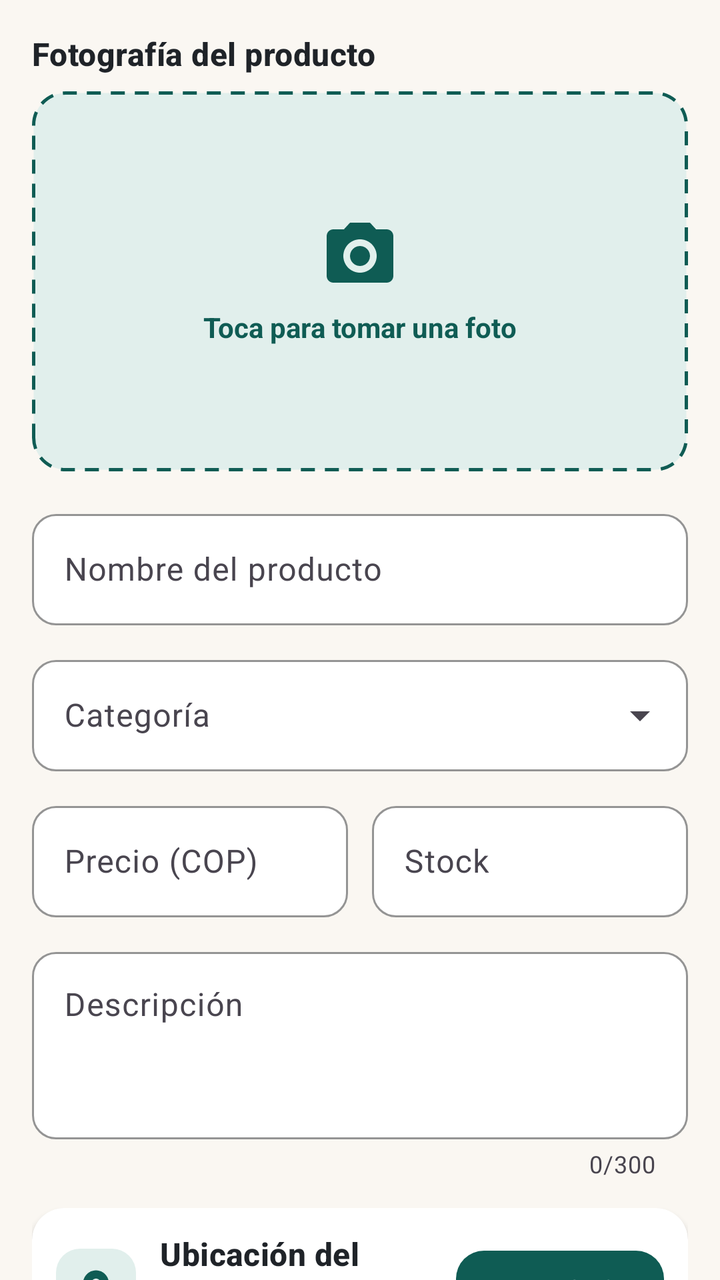
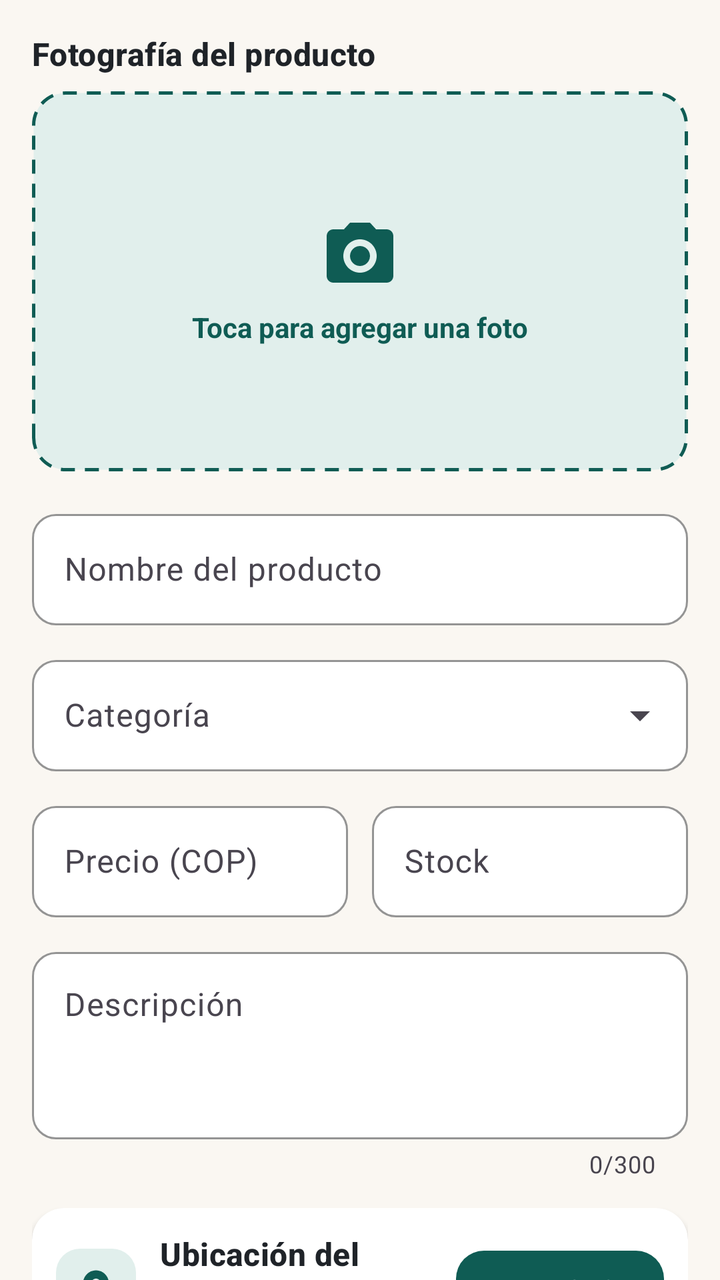

Before-and-after screenshots of an Android layout around one commit, followed by the original layout XML and the change that was made.
<!-- AndroidManifest.xml: application theme Theme.Tramas -->
<!-- res/layout/fragment_product_form.xml -->
<?xml version="1.0" encoding="utf-8"?>
<androidx.core.widget.NestedScrollView xmlns:android="http://schemas.android.com/apk/res/android"
    xmlns:app="http://schemas.android.com/apk/res-auto"
    android:layout_width="match_parent"
    android:layout_height="match_parent">

    <LinearLayout
        android:layout_width="match_parent"
        android:layout_height="wrap_content"
        android:orientation="vertical"
        android:padding="@dimen/screen_padding">

        <TextView
            android:layout_width="wrap_content"
            android:layout_height="wrap_content"
            android:text="@string/fotografia_del_producto"
            android:textAppearance="@style/TextAppearance.Tramas.Title" />

        <FrameLayout
            android:id="@+id/photoBox"
            android:layout_width="match_parent"
            android:layout_height="190dp"
            android:layout_marginTop="8dp"
            android:background="@drawable/bg_photo_placeholder"
            android:clickable="true"
            android:focusable="true">

            <com.google.android.material.imageview.ShapeableImageView
                android:id="@+id/imgPhoto"
                android:layout_width="match_parent"
                android:layout_height="match_parent"
                android:contentDescription="@string/product_photo"
                android:scaleType="centerCrop"
                app:shapeAppearanceOverlay="@style/ShapeAppearanceOverlay.Tramas.Rounded" />

            <LinearLayout
                android:id="@+id/photoHint"
                android:layout_width="wrap_content"
                android:layout_height="wrap_content"
                android:layout_gravity="center"
                android:gravity="center"
                android:orientation="vertical">

                <ImageView
                    android:layout_width="40dp"
                    android:layout_height="40dp"
                    android:contentDescription="@null"
                    android:src="@drawable/ic_camera"
                    app:tint="?attr/colorPrimary" />

                <TextView
                    android:layout_width="wrap_content"
                    android:layout_height="wrap_content"
                    android:layout_marginTop="6dp"
                    android:text="@string/toca_para_tomar_una_foto"
                    android:textColor="?attr/colorPrimary"
                    android:textStyle="bold" />
            </LinearLayout>
        </FrameLayout>

        <com.google.android.material.textfield.TextInputLayout
            android:id="@+id/tilName"
            android:layout_width="match_parent"
            android:layout_height="wrap_content"
            android:layout_marginTop="16dp"
            android:hint="@string/nombre_del_producto">

            <com.google.android.material.textfield.TextInputEditText
                android:id="@+id/etName"
                android:layout_width="match_parent"
                android:layout_height="wrap_content"
                android:inputType="textCapSentences" />
        </com.google.android.material.textfield.TextInputLayout>

        <com.google.android.material.textfield.TextInputLayout
            android:id="@+id/tilCategory"
            style="@style/Widget.Tramas.TextInput.Dropdown"
            android:layout_width="match_parent"
            android:layout_height="wrap_content"
            android:layout_marginTop="12dp"
            android:hint="@string/categoria">

            <AutoCompleteTextView
                android:id="@+id/ddCategory"
                android:layout_width="match_parent"
                android:layout_height="wrap_content"
                android:inputType="none" />
        </com.google.android.material.textfield.TextInputLayout>

        <LinearLayout
            android:layout_width="match_parent"
            android:layout_height="wrap_content"
            android:layout_marginTop="12dp"
            android:orientation="horizontal">

            <com.google.android.material.textfield.TextInputLayout
                android:id="@+id/tilPrice"
                android:layout_width="0dp"
                android:layout_height="wrap_content"
                android:layout_marginEnd="6dp"
                android:layout_weight="1"
                android:hint="@string/precio_cop"
                app:prefixText="$ ">

                <com.google.android.material.textfield.TextInputEditText
                    android:id="@+id/etPrice"
                    android:layout_width="match_parent"
                    android:layout_height="wrap_content"
                    android:inputType="number" />
            </com.google.android.material.textfield.TextInputLayout>

            <com.google.android.material.textfield.TextInputLayout
                android:id="@+id/tilStock"
                android:layout_width="0dp"
                android:layout_height="wrap_content"
                android:layout_marginStart="6dp"
                android:layout_weight="1"
                android:hint="@string/stock">

                <com.google.android.material.textfield.TextInputEditText
                    android:id="@+id/etStock"
                    android:layout_width="match_parent"
                    android:layout_height="wrap_content"
                    android:inputType="number" />
            </com.google.android.material.textfield.TextInputLayout>
        </LinearLayout>

        <com.google.android.material.textfield.TextInputLayout
            android:id="@+id/tilDescription"
            android:layout_width="match_parent"
            android:layout_height="wrap_content"
            android:layout_marginTop="12dp"
            android:hint="@string/descripcion"
            app:counterEnabled="true"
            app:counterMaxLength="300">

            <com.google.android.material.textfield.TextInputEditText
                android:id="@+id/etDescription"
                android:layout_width="match_parent"
                android:layout_height="wrap_content"
                android:gravity="top"
                android:inputType="textMultiLine|textCapSentences"
                android:maxLength="300"
                android:minLines="3" />
        </com.google.android.material.textfield.TextInputLayout>

        <com.google.android.material.card.MaterialCardView
            style="@style/Widget.Tramas.Card"
            android:layout_width="match_parent"
            android:layout_height="wrap_content"
            android:layout_marginTop="14dp">

            <LinearLayout
                android:layout_width="match_parent"
                android:layout_height="wrap_content"
                android:gravity="center_vertical"
                android:orientation="horizontal"
                android:padding="12dp">

                <ImageView
                    android:layout_width="40dp"
                    android:layout_height="40dp"
                    android:background="@drawable/bg_icon_tile"
                    android:contentDescription="@null"
                    android:padding="9dp"
                    android:src="@drawable/ic_location"
                    app:tint="?attr/colorPrimary" />

                <LinearLayout
                    android:layout_width="0dp"
                    android:layout_height="wrap_content"
                    android:layout_marginStart="12dp"
                    android:layout_weight="1"
                    android:orientation="vertical">

                    <TextView
                        android:layout_width="wrap_content"
                        android:layout_height="wrap_content"
                        android:text="@string/ubicacion_del_producto"
                        android:textAppearance="@style/TextAppearance.Tramas.Title" />

                    <TextView
                        android:id="@+id/tvLocation"
                        android:layout_width="wrap_content"
                        android:layout_height="wrap_content"
                        android:text="@string/sin_ubicacion"
                        android:textAppearance="@style/TextAppearance.Tramas.Caption" />
                </LinearLayout>

                <com.google.android.material.button.MaterialButton
                    android:id="@+id/btnLocation"
                    style="@style/Widget.Tramas.Button.Small"
                    android:layout_width="wrap_content"
                    android:layout_height="wrap_content"
                    android:text="@string/usar_gps" />
            </LinearLayout>
        </com.google.android.material.card.MaterialCardView>

        <LinearLayout
            android:layout_width="match_parent"
            android:layout_height="wrap_content"
            android:layout_marginTop="20dp"
            android:orientation="horizontal">

            <com.google.android.material.button.MaterialButton
                android:id="@+id/btnCancel"
                style="@style/Widget.Tramas.Button.Outlined"
                android:layout_width="0dp"
                android:layout_height="wrap_content"
                android:layout_marginEnd="6dp"
                android:layout_weight="1"
                android:text="@string/cancelar" />

            <com.google.android.material.button.MaterialButton
                android:id="@+id/btnSave"
                android:layout_width="0dp"
                android:layout_height="wrap_content"
                android:layout_marginStart="6dp"
                android:layout_weight="1"
                android:text="@string/guardar" />
        </LinearLayout>
    </LinearLayout>
</androidx.core.widget.NestedScrollView>
<!-- resources referenced by this layout -->
<resources>
  <dimen name="screen_padding">16dp</dimen>
  <!-- drawable bg_icon_tile (drawable) -->
  <?xml version="1.0" encoding="utf-8"?>
  <shape xmlns:android="http://schemas.android.com/apk/res/android" android:shape="rectangle">
      <solid android:color="?attr/colorPrimaryContainer" />
      <corners android:radius="12dp" />
  </shape>
  <string name="cancelar">Cancelar</string>
  <string name="categoria">Categoría</string>
  <string name="descripcion">Descripción</string>
  <string name="fotografia_del_producto">Fotografía del producto</string>
  <string name="guardar">Guardar</string>
  <string name="nombre_del_producto">Nombre del producto</string>
  <string name="precio_cop">Precio (COP)</string>
  <string name="product_photo">Fotografía del producto</string>
  <string name="sin_ubicacion">Sin ubicación</string>
  <string name="stock">Stock</string>
  <string name="toca_para_tomar_una_foto">Toca para tomar una foto</string>
  <string name="ubicacion_del_producto">Ubicación del producto</string>
  <string name="usar_gps">Usar GPS</string>
  <style name="ShapeAppearanceOverlay.Tramas.Rounded" parent="">
          <item name="cornerFamily">rounded</item>
          <item name="cornerSize">12dp</item>
      </style>
  <style name="TextAppearance.Tramas.Caption" parent="TextAppearance.Material3.BodySmall">
          <item name="android:textSize">12sp</item>
          <item name="android:textColor">@color/ink_muted</item>
      </style>
  <style name="TextAppearance.Tramas.Title" parent="TextAppearance.Material3.TitleMedium">
          <item name="android:textSize">16sp</item>
          <item name="android:textStyle">bold</item>
          <item name="android:textColor">@color/ink</item>
      </style>
  <style name="Widget.Tramas.Button.Small" parent="Widget.Tramas.Button">
          <item name="android:minHeight">38dp</item>
          <item name="android:textSize">13sp</item>
          <item name="android:insetTop">0dp</item>
          <item name="android:insetBottom">0dp</item>
      </style>
  <style name="Widget.Tramas.Card" parent="Widget.Material3.CardView.Elevated">
          <item name="cardCornerRadius">@dimen/radius_card</item>
          <item name="cardElevation">@dimen/card_elevation</item>
          <item name="cardBackgroundColor">@color/surface</item>
      </style>
  <color name="ink_muted">#6B7280</color>
  <color name="ink">#1F2328</color>
  <dimen name="button_height">52dp</dimen>
  <dimen name="radius_button">14dp</dimen>
  <dimen name="radius_card">16dp</dimen>
  <dimen name="card_elevation">2dp</dimen>
  <color name="surface">#FFFFFF</color>
  <color name="teal">#0F5C54</color>
  <color name="white">#FFFFFF</color>
  <color name="teal_dark">#0A3F3A</color>
  <color name="teal_soft">#E1EFEC</color>
  <color name="ochre">#E9A23B</color>
  <color name="ochre_soft">#FBEFD6</color>
  <color name="line">#E3DED4</color>
  <color name="canvas">#FAF7F2</color>
  <color name="danger">#C0392B</color>
  <style name="ShapeAppearance.Tramas.Small" parent="ShapeAppearance.Material3.SmallComponent">
          <item name="cornerFamily">rounded</item>
          <item name="cornerSize">10dp</item>
      </style>
  <style name="ShapeAppearance.Tramas.Medium" parent="ShapeAppearance.Material3.MediumComponent">
          <item name="cornerFamily">rounded</item>
          <item name="cornerSize">16dp</item>
      </style>
  <style name="Widget.Tramas.Chip" parent="Widget.Material3.Chip.Filter">
          <item name="chipCornerRadius">18dp</item>
          <item name="chipBackgroundColor">@color/surface</item>
          <item name="chipStrokeColor">@color/line</item>
          <item name="chipStrokeWidth">1dp</item>
      </style>
  <style name="Widget.Tramas.BottomNav.Indicator" parent="Widget.Material3.BottomNavigationView.ActiveIndicator">
          <item name="android:color">?attr/colorPrimaryContainer</item>
      </style>
  <!-- unchanged entries left out for length: 10 -->
</resources>

<!-- the commit's change to res/layout/fragment_product_form.xml (unified diff, before → after) -->
@@ -52,7 +52,7 @@
                     android:layout_width="wrap_content"
                     android:layout_height="wrap_content"
                     android:layout_marginTop="6dp"
-                    android:text="@string/toca_para_tomar_una_foto"
+                    android:text="@string/toca_para_agregar_una_foto"
                     android:textColor="?attr/colorPrimary"
                     android:textStyle="bold" />
             </LinearLayout>
<!-- resource entries referenced after the edit -->
@@ -17,7 +17,7 @@
   <string name="product_photo">Fotografía del producto</string>
   <string name="sin_ubicacion">Sin ubicación</string>
   <string name="stock">Stock</string>
-  <string name="toca_para_tomar_una_foto">Toca para tomar una foto</string>
+  <string name="toca_para_agregar_una_foto">Toca para agregar una foto</string>
   <string name="ubicacion_del_producto">Ubicación del producto</string>
   <string name="usar_gps">Usar GPS</string>
   <style name="ShapeAppearanceOverlay.Tramas.Rounded" parent="">
